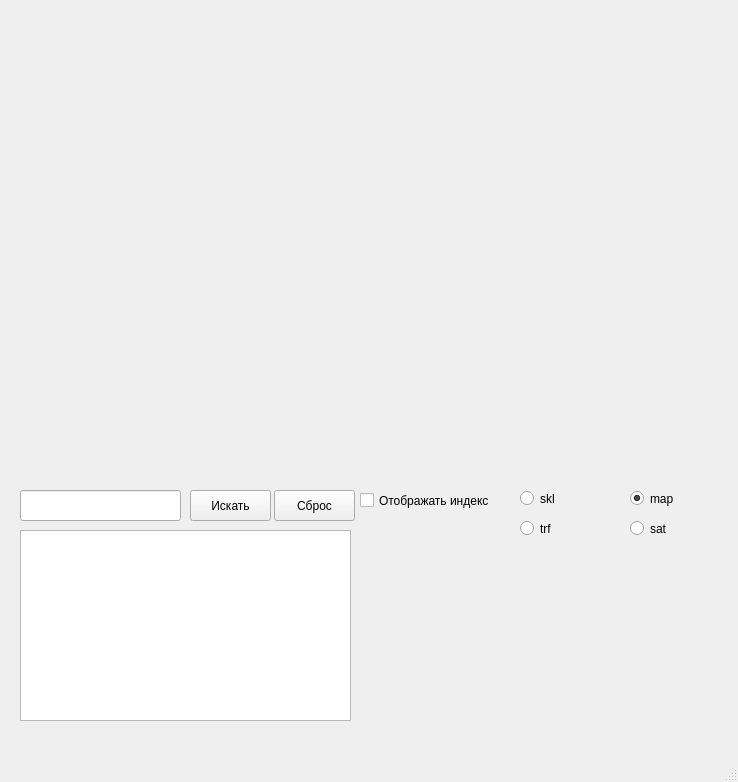
Charmink/Api, file 1.ui: the form before one commit.
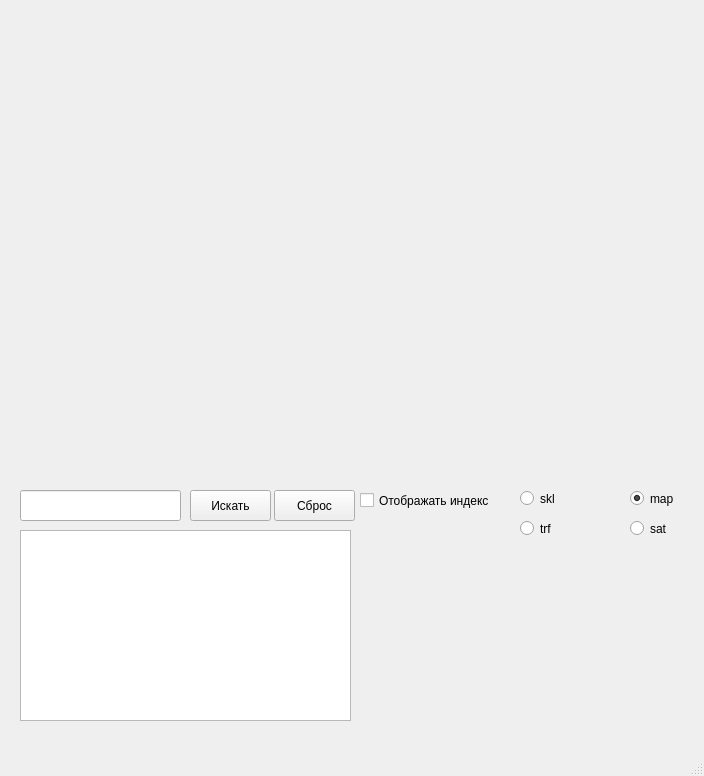
The form after the commit.

```diff
--- a/1.ui
+++ b/1.ui
@@ -6,8 +6,8 @@
    <rect>
     <x>0</x>
     <y>0</y>
-    <width>738</width>
-    <height>782</height>
+    <width>704</width>
+    <height>776</height>
    </rect>
   </property>
   <property name="windowTitle">
@@ -17,10 +17,10 @@
    <widget class="QLabel" name="label">
     <property name="geometry">
      <rect>
-      <x>10</x>
-      <y>10</y>
-      <width>691</width>
-      <height>411</height>
+      <x>0</x>
+      <y>0</y>
+      <width>701</width>
+      <height>421</height>
      </rect>
     </property>
     <property name="font">
```
Left out of the diff: 2 changed lines with no effect on the pictures.
